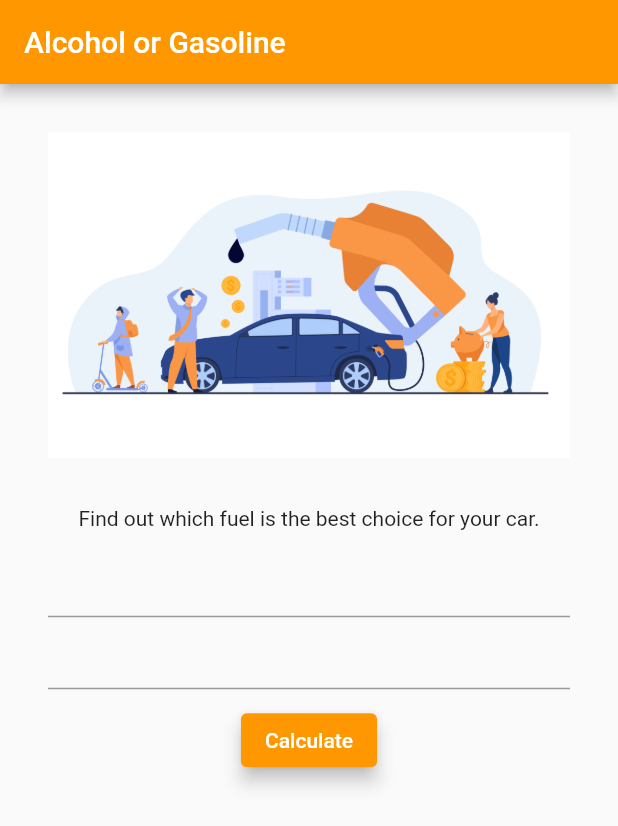
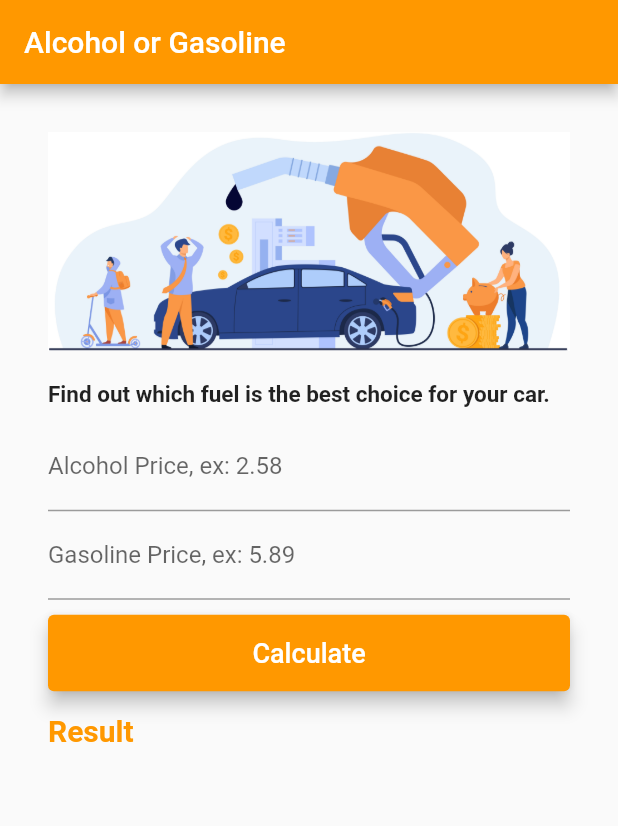
Before and after one commit to higorrocha/alcohol_gasoline_bt, a Flutter app: the screen it shows after launch, on a phone screen of 412 x 824 dp. Shown: the top 826 px of the screen. Run offline on Flutter 3.47's test engine with Material 2 defaults, Android fonts, the phone set to English and light mode, and no system bars.

Commit message:
Creating interface

```diff
--- a/lib/Home.dart
+++ b/lib/Home.dart
@@ -8,27 +8,61 @@ class Home extends StatefulWidget {
 }
 
 class _HomeState extends State<Home> {
+
+  TextEditingController _controllerAlcohol = TextEditingController();
+  TextEditingController _controllerGasoline = TextEditingController();
+
   @override
   Widget build(BuildContext context) {
     return Scaffold(
       appBar: AppBar(
-        title: Text("Alcohol or Gasoline"),
+        title: Text(
+            "Alcohol or Gasoline",
+          style: TextStyle(
+            color: Colors.white
+          ),
+        ),
         backgroundColor: Colors.orange,
       ),
       body: Container(
         padding: EdgeInsets.all(32),
         child: Column(
+          crossAxisAlignment: CrossAxisAlignment.stretch,
           children: [
             Padding(
-              padding: EdgeInsets.only(bottom: 32),
+              padding: EdgeInsets.only(bottom: 20),
               child: Image.asset("images/logo.jpg"),
             ),
             Padding(
               padding: EdgeInsets.only(bottom: 10),
-              child: Text("Find out which fuel is the best choice for your car."),
+              child: Text(
+                  "Find out which fuel is the best choice for your car.",
+                style: TextStyle(
+                  fontSize: 15,
+                  fontWeight: FontWeight.bold
+                ),
+              ),
             ),
-            TextField(),
-            TextField(),
+            TextField(
+              keyboardType: TextInputType.number,
+              decoration: InputDecoration(
+                labelText: "Alcohol Price, ex: 2.58"
+              ),
+              style: TextStyle(
+                fontSize: 16
+              ),
+              controller: _controllerAlcohol,
+            ),
+            TextField(
+              keyboardType: TextInputType.number,
+              decoration: InputDecoration(
+                labelText: "Gasoline Price, ex: 5.89"
+              ),
+              style: TextStyle(
+                fontSize: 16
+              ),
+              controller: _controllerGasoline,
+            ),
             Padding(
               padding: EdgeInsets.only(top: 10),
               child: ElevatedButton(
@@ -36,9 +70,26 @@ class _HomeState extends State<Home> {
                   primary: Colors.orange,
                   onSurface: Colors.orangeAccent,
                   elevation: 5,
+                  padding: EdgeInsets.all(15)
                 ),
-                child: Text("Calculate"),
+                child: Text(
+                    "Calculate",
+                  style: TextStyle(
+                    fontSize: 18
+                  ),
+                ),
                 onPressed: (){},
+              ),
+            ),
+            Padding(
+              padding: EdgeInsets.only(top: 15),
+              child: Text(
+                  "Result",
+                style: TextStyle(
+                  fontSize: 20,
+                  fontWeight: FontWeight.bold,
+                  color: Colors.orange
+                ),
               ),
             ),
           ],
```
Also changed, not shown: images/logo.jpg.
